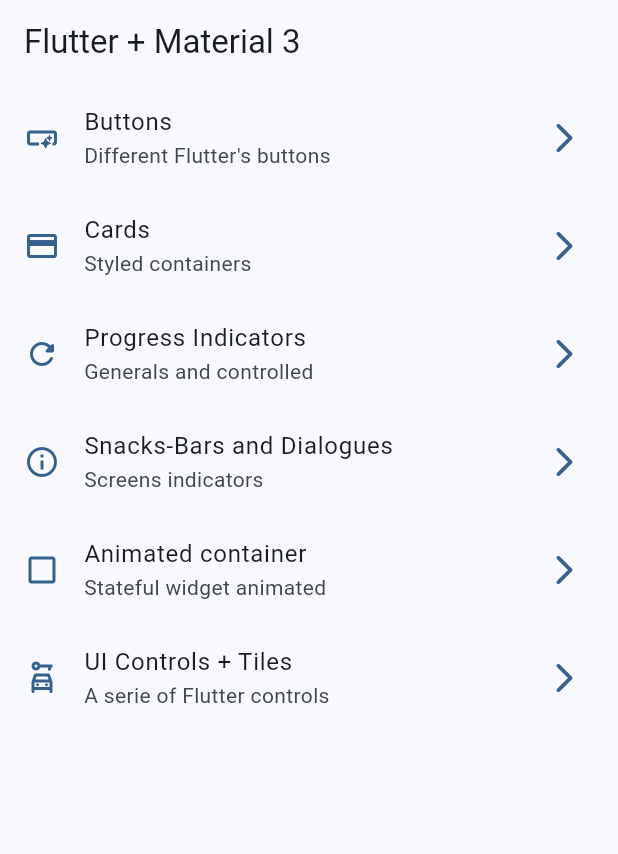
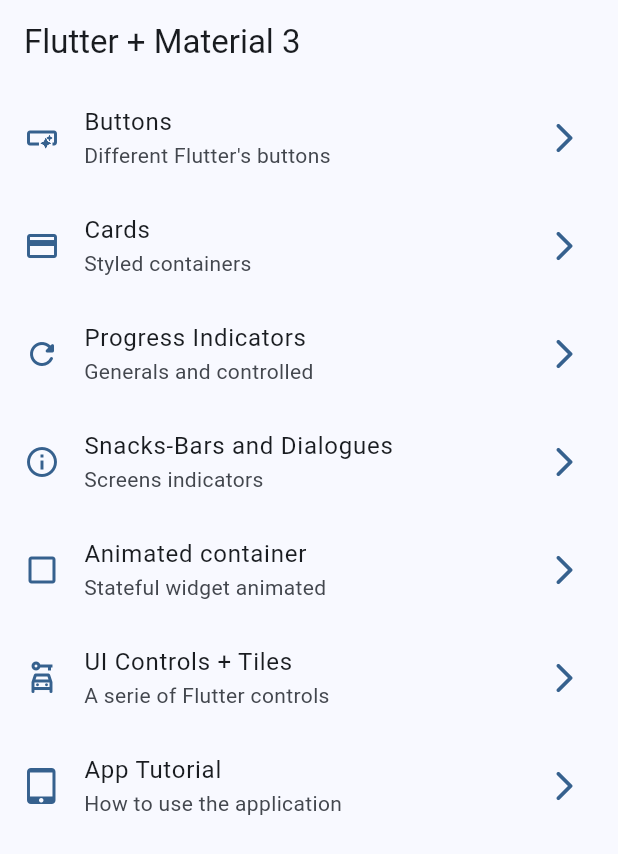
Before and after one commit to ObedSAGA/widgetapp-flutter, a Flutter app: the screen it shows after launch, on a phone screen of 412 x 824 dp. Shown: the top 854 px of the screen. Run offline on Flutter 3.47's test engine with Material 2 defaults, Android fonts, the phone set to English and light mode, and no system bars; our stand-ins replace go_router.

```diff
--- a/lib/config/menu/menu_items.dart
+++ b/lib/config/menu/menu_items.dart
@@ -51,5 +51,11 @@ const appMenuItems = <MenuItem>[
     link: '/ui-controls',
     icon: Icons.car_rental_outlined
     ),
+  MenuItem(
+    title: 'App Tutorial',
+    subTitle: 'How to use the application',
+    link: '/tutorial',
+    icon: Icons.tablet_mac_rounded
+    ),
 
 ];
--- a/lib/config/router/app_router.dart
+++ b/lib/config/router/app_router.dart
@@ -41,5 +41,10 @@ final appRouter = GoRouter(
       name: UiControllsScreen.name,
       builder: (context, state) => const UiControllsScreen(),
     ),
+    GoRoute(
+      path: '/tutorial',
+      name: AppTutorialScreen.name,
+      builder: (context, state) => const AppTutorialScreen(),
+    ),
   ],
 );
--- a/pubspec.yaml
+++ b/pubspec.yaml
@@ -18,3 +18,6 @@ dev_dependencies:
 
 flutter:
   uses-material-design: true
+
+assets:
+  - assets/images/
```
Also changed, not shown: assets/images/1.png (added), assets/images/2.png (added), assets/images/3.png (added), assets/images/jar-loading.gif (added).
